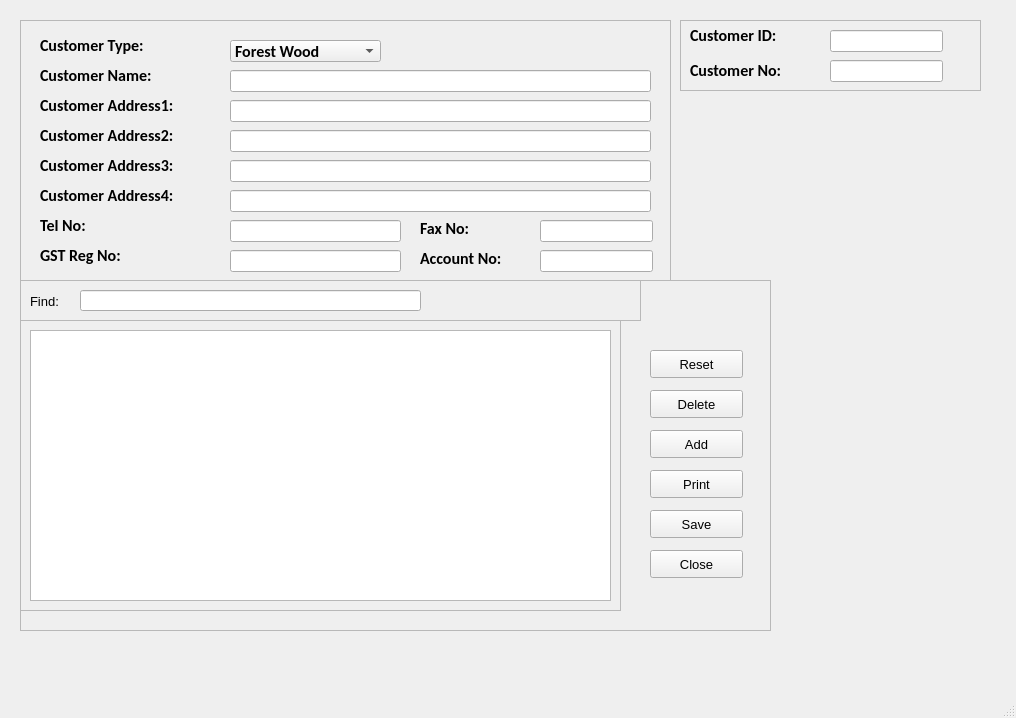
The window that customer_entry/customerEntry.ui (Kevin-Tan2/IMS) describes before a commit, drawn with Qt 5.
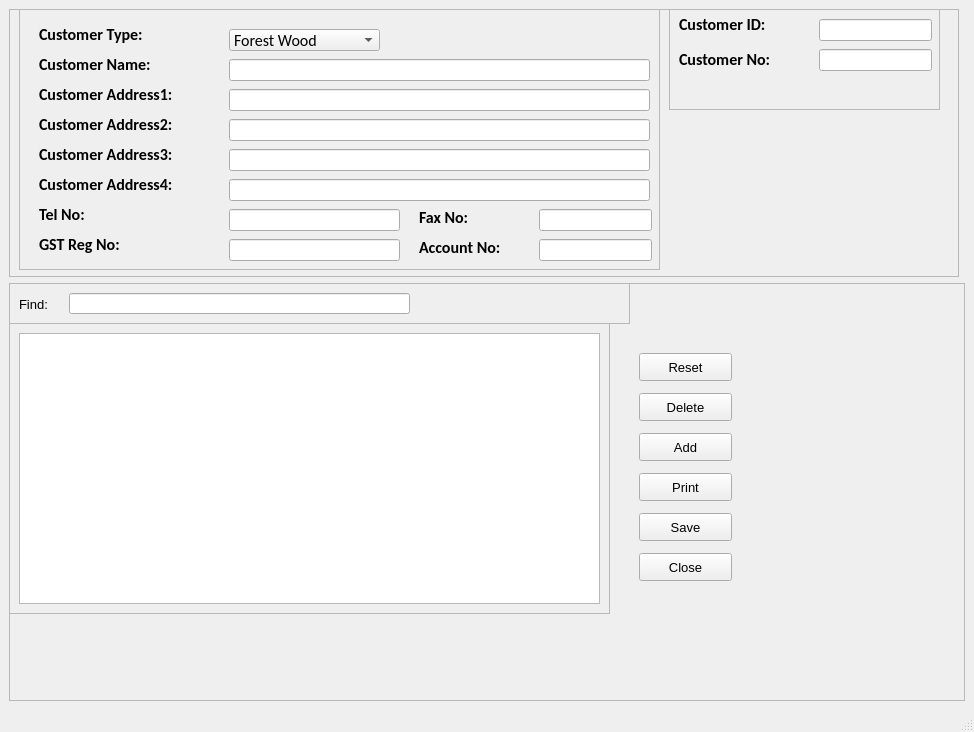
The same window after the commit.

Commit message: contractorEntry.py and customerEntry.ui filepath has been updated to be utilised by main.py

```diff
--- a/customer_entry/customerEntry.ui
+++ b/customer_entry/customerEntry.ui
@@ -6,29 +6,34 @@
    <rect>
     <x>0</x>
     <y>0</y>
-    <width>1016</width>
-    <height>718</height>
+    <width>974</width>
+    <height>732</height>
    </rect>
   </property>
+  <property name="minimumSize">
+   <size>
+    <width>972</width>
+    <height>732</height>
+   </size>
+  </property>
   <property name="windowTitle">
    <string>A1. Customer Entry</string>
   </property>
   <widget class="QWidget" name="centralwidget">
-   <widget class="QFrame" name="customersFrame1">
-    <property name="geometry">
-     <rect>
-      <x>680</x>
-      <y>20</y>
-      <width>301</width>
-      <height>71</height>
-     </rect>
-    </property>
-    <property name="font">
-     <font>
-      <family>Calibri</family>
-      <weight>75</weight>
-      <bold>true</bold>
-     </font>
+   <layout class="QVBoxLayout" name="verticalLayout">
+    <item>
+     <widget class="QFrame" name="frame">
+      <property name="minimumSize">
+       <size>
+        <width>950</width>
+        <height>268</height>
+       </size>
+      </property>
+      <property name="maximumSize">
+       <size>
+        <width>950</width>
+        <height>268</height>
+       </size>
     </property>
     <property name="frameShape">
      <enum>QFrame::StyledPanel</enum>
@@ -36,89 +41,12 @@
     <property name="frameShadow">
      <enum>QFrame::Raised</enum>
     </property>
-    <widget class="QLabel" name="customerIDLabel">
-     <property name="geometry">
-      <rect>
-       <x>10</x>
-       <y>0</y>
-       <width>131</width>
-       <height>31</height>
-      </rect>
-     </property>
-     <property name="font">
-      <font>
-       <family>Calibri</family>
-       <pointsize>12</pointsize>
-       <weight>75</weight>
-       <bold>true</bold>
-      </font>
-     </property>
-     <property name="text">
-      <string>Customer ID:</string>
-     </property>
-    </widget>
-    <widget class="QLabel" name="customeNoLabel">
-     <property name="geometry">
-      <rect>
-       <x>10</x>
-       <y>35</y>
-       <width>131</width>
-       <height>31</height>
-      </rect>
-     </property>
-     <property name="font">
-      <font>
-       <family>Calibri</family>
-       <pointsize>12</pointsize>
-       <weight>75</weight>
-       <bold>true</bold>
-      </font>
-     </property>
-     <property name="text">
-      <string>Customer No:</string>
-     </property>
-    </widget>
-    <widget class="QLineEdit" name="inputCustomerID">
-     <property name="geometry">
-      <rect>
-       <x>150</x>
-       <y>10</y>
-       <width>113</width>
-       <height>22</height>
-      </rect>
-     </property>
-     <property name="font">
-      <font>
-       <family>Calibri</family>
-       <weight>75</weight>
-       <bold>true</bold>
-      </font>
-     </property>
-    </widget>
-    <widget class="QLineEdit" name="inputCustomerNo">
-     <property name="geometry">
-      <rect>
-       <x>150</x>
-       <y>40</y>
-       <width>113</width>
-       <height>22</height>
-      </rect>
-     </property>
-     <property name="font">
-      <font>
-       <family>Calibri</family>
-       <weight>75</weight>
-       <bold>true</bold>
-      </font>
-     </property>
-    </widget>
-   </widget>
    <widget class="QFrame" name="customersFrame2">
     <property name="geometry">
      <rect>
-      <x>20</x>
-      <y>20</y>
-      <width>651</width>
+         <x>10</x>
+         <y>0</y>
+         <width>641</width>
       <height>261</height>
      </rect>
     </property>
@@ -364,8 +292,8 @@
       <font>
        <family>Calibri</family>
        <pointsize>12</pointsize>
-       <weight>75</weight>
-       <bold>true</bold>
+          <weight>50</weight>
+          <bold>false</bold>
       </font>
      </property>
      <item>
@@ -397,8 +325,8 @@
       <font>
        <family>Calibri</family>
        <pointsize>12</pointsize>
-       <weight>75</weight>
-       <bold>true</bold>
+          <weight>50</weight>
+          <bold>false</bold>
       </font>
      </property>
     </widget>
@@ -415,8 +343,8 @@
       <font>
        <family>Calibri</family>
        <pointsize>12</pointsize>
-       <weight>75</weight>
-       <bold>true</bold>
+          <weight>50</weight>
+          <bold>false</bold>
       </font>
      </property>
     </widget>
@@ -433,8 +361,8 @@
       <font>
        <family>Calibri</family>
        <pointsize>12</pointsize>
-       <weight>75</weight>
-       <bold>true</bold>
+          <weight>50</weight>
+          <bold>false</bold>
       </font>
      </property>
     </widget>
@@ -451,8 +379,8 @@
       <font>
        <family>Calibri</family>
        <pointsize>12</pointsize>
-       <weight>75</weight>
-       <bold>true</bold>
+          <weight>50</weight>
+          <bold>false</bold>
       </font>
      </property>
     </widget>
@@ -469,8 +397,8 @@
       <font>
        <family>Calibri</family>
        <pointsize>12</pointsize>
-       <weight>75</weight>
-       <bold>true</bold>
+          <weight>50</weight>
+          <bold>false</bold>
       </font>
      </property>
     </widget>
@@ -487,8 +415,8 @@
       <font>
        <family>Calibri</family>
        <pointsize>12</pointsize>
-       <weight>75</weight>
-       <bold>true</bold>
+          <weight>50</weight>
+          <bold>false</bold>
       </font>
      </property>
     </widget>
@@ -505,8 +433,8 @@
       <font>
        <family>Calibri</family>
        <pointsize>12</pointsize>
-       <weight>75</weight>
-       <bold>true</bold>
+          <weight>50</weight>
+          <bold>false</bold>
       </font>
      </property>
     </widget>
@@ -523,8 +451,8 @@
       <font>
        <family>Calibri</family>
        <pointsize>12</pointsize>
-       <weight>75</weight>
-       <bold>true</bold>
+          <weight>50</weight>
+          <bold>false</bold>
       </font>
      </property>
     </widget>
@@ -541,20 +469,120 @@
       <font>
        <family>Calibri</family>
        <pointsize>12</pointsize>
+          <weight>50</weight>
+          <bold>false</bold>
+         </font>
+        </property>
+       </widget>
+      </widget>
+      <widget class="QFrame" name="customersFrame1">
+       <property name="geometry">
+        <rect>
+         <x>660</x>
+         <y>0</y>
+         <width>271</width>
+         <height>101</height>
+        </rect>
+       </property>
+       <property name="font">
+        <font>
+         <family>Calibri</family>
        <weight>75</weight>
        <bold>true</bold>
       </font>
      </property>
-    </widget>
-   </widget>
+       <property name="frameShape">
+        <enum>QFrame::StyledPanel</enum>
+       </property>
+       <property name="frameShadow">
+        <enum>QFrame::Raised</enum>
+       </property>
+       <widget class="QLabel" name="customerIDLabel">
+        <property name="geometry">
+         <rect>
+          <x>10</x>
+          <y>0</y>
+          <width>131</width>
+          <height>31</height>
+         </rect>
+        </property>
+        <property name="font">
+         <font>
+          <family>Calibri</family>
+          <pointsize>12</pointsize>
+          <weight>75</weight>
+          <bold>true</bold>
+         </font>
+        </property>
+        <property name="text">
+         <string>Customer ID:</string>
+        </property>
+       </widget>
+       <widget class="QLabel" name="customeNoLabel">
+        <property name="geometry">
+         <rect>
+          <x>10</x>
+          <y>35</y>
+          <width>131</width>
+          <height>31</height>
+         </rect>
+        </property>
+        <property name="font">
+         <font>
+          <family>Calibri</family>
+          <pointsize>12</pointsize>
+          <weight>75</weight>
+          <bold>true</bold>
+         </font>
+        </property>
+        <property name="text">
+         <string>Customer No:</string>
+        </property>
+       </widget>
+       <widget class="QLineEdit" name="inputCustomerID">
+        <property name="geometry">
+         <rect>
+          <x>150</x>
+          <y>10</y>
+          <width>113</width>
+          <height>22</height>
+         </rect>
+        </property>
+        <property name="font">
+         <font>
+          <family>Calibri</family>
+          <weight>75</weight>
+          <bold>true</bold>
+         </font>
+        </property>
+       </widget>
+       <widget class="QLineEdit" name="inputCustomerNo">
+        <property name="geometry">
+         <rect>
+          <x>150</x>
+          <y>40</y>
+          <width>113</width>
+          <height>22</height>
+         </rect>
+        </property>
+        <property name="font">
+         <font>
+          <family>Calibri</family>
+          <weight>75</weight>
+          <bold>true</bold>
+         </font>
+        </property>
+       </widget>
+      </widget>
+     </widget>
+    </item>
+    <item>
    <widget class="QFrame" name="tableFrame">
-    <property name="geometry">
-     <rect>
-      <x>20</x>
-      <y>280</y>
-      <width>751</width>
-      <height>351</height>
-     </rect>
+      <property name="minimumSize">
+       <size>
+        <width>950</width>
+        <height>336</height>
+       </size>
     </property>
     <property name="styleSheet">
      <string notr="true">border-color: rgb(0, 0, 0);</string>
@@ -763,6 +791,8 @@
      </widget>
     </widget>
    </widget>
+    </item>
+   </layout>
   </widget>
   <widget class="QStatusBar" name="statusbar"/>
   <widget class="QMenuBar" name="menubar">
```
Left out of the diff: 2 changed lines with no effect on the pictures. Lines whose indentation alone changed are shown as unchanged. The commit also changes 3 other files.
